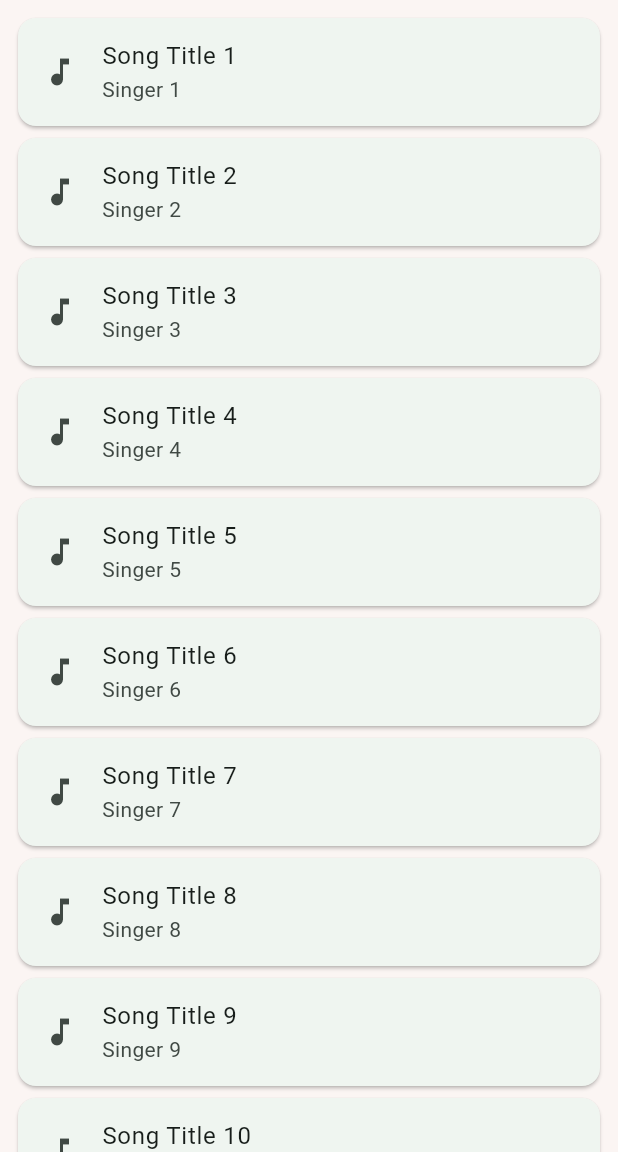
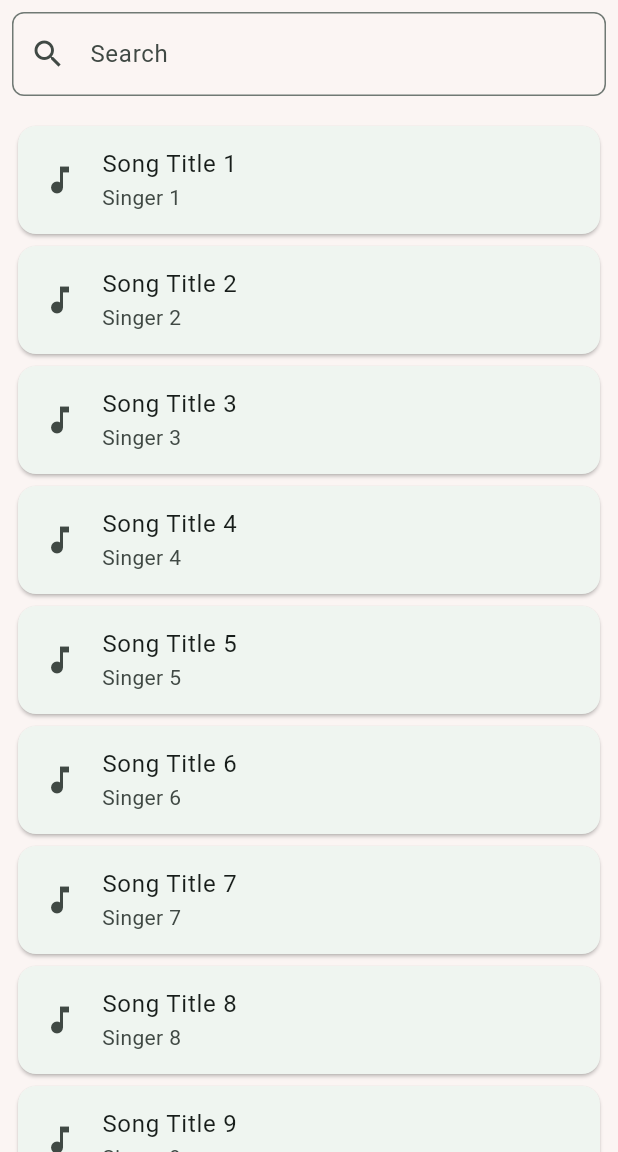
Before and after one commit to SandunC000/chords_app, a Flutter app: the HomeScreen screen opened directly, after a tap on the "list" icon, on a phone screen of 412 x 824 dp, the part 84-1236 px from its top. Run offline on Flutter 3.47's test engine with Material 3 defaults, Android fonts, the phone set to English and light mode, and no system bars.

```diff
--- a/lib/views/home/home_screen.dart
+++ b/lib/views/home/home_screen.dart
@@ -1,4 +1,5 @@
 import 'package:flutter/material.dart';
+import 'package:guitar_codes_app/views/artist_view/artist_details_screen.dart';
 
 class HomeScreen extends StatefulWidget {
   const HomeScreen({super.key});
@@ -9,6 +10,7 @@ class HomeScreen extends StatefulWidget {
 
 class _HomeScreenState extends State<HomeScreen> {
   bool _isGridView = true;
+  String _searchQuery = '';
 
   @override
   Widget build(BuildContext context) {
@@ -28,17 +30,18 @@ class _HomeScreenState extends State<HomeScreen> {
       ),
       drawer: Drawer(
         child: ListView(
-          padding: EdgeInsets.zero,
           children: [
-            const DrawerHeader(
+            DrawerHeader(
               decoration: BoxDecoration(
-                color: Colors.deepPurple,
+                color: Theme.of(context).colorScheme.inverseSurface,
               ),
+              child: Center(
                 child: Text(
                   'Menu',
                   style: TextStyle(
-                  color: Colors.white,
+                    color: Theme.of(context).colorScheme.surface,
                     fontSize: 24,
+                  ),
                 ),
               ),
             ),
@@ -70,7 +73,30 @@ class _HomeScreenState extends State<HomeScreen> {
           ],
         ),
       ),
-      body: _isGridView ? _buildGridView() : _buildListView(),
+      body: Column(
+        children: [
+          Padding(
+            padding: const EdgeInsets.all(8.0),
+            child: TextField(
+              decoration: InputDecoration(
+                labelText: 'Search',
+                prefixIcon: const Icon(Icons.search),
+                border: OutlineInputBorder(
+                  borderRadius: BorderRadius.circular(8.0),
+                ),
+              ),
+              onChanged: (value) {
+                setState(() {
+                  _searchQuery = value;
+                });
+              },
+            ),
+          ),
+          Expanded(
+            child: _isGridView ? _buildGridView() : _buildListView(),
+          ),
+        ],
+      ),
     );
   }
 
@@ -85,7 +111,16 @@ class _HomeScreenState extends State<HomeScreen> {
       ),
       itemCount: 9, // Example 9 singers
       itemBuilder: (context, index) {
-        return Card(
+        return GestureDetector(
+          onTap: () => Navigator.push(
+            context,
+            MaterialPageRoute(
+              builder: (context) => ArtistDetailsScreen(
+                singerName: 'Singer ${index + 1}',
+              ),
+            ),
+          ),
+          child: Card(
             child: Column(
               mainAxisAlignment: MainAxisAlignment.center,
               children: [
@@ -97,6 +132,7 @@ class _HomeScreenState extends State<HomeScreen> {
                 const SizedBox(height: 8),
                 Text('Singer ${index + 1}'),
               ],
+            ),
           ),
         );
       },
--- a/lib/views/login_or_register/login_page.dart
+++ b/lib/views/login_or_register/login_page.dart
@@ -16,7 +16,7 @@ class _LoginPageState extends State<LoginPage> {
   final TextEditingController passwordController = TextEditingController();
 
   void login() {
-    Navigator.push(
+    Navigator.pushReplacement(
         context, MaterialPageRoute(builder: (context) => const HomeScreen()));
   }
 
```
Also changed, not shown: lib/views/artist_view/artist_details_screen.dart (added, +31 -0 lines), lib/views/login_or_register/login_or_register.dart (+0 -56 lines). Lines whose indentation alone changed are shown as unchanged.
